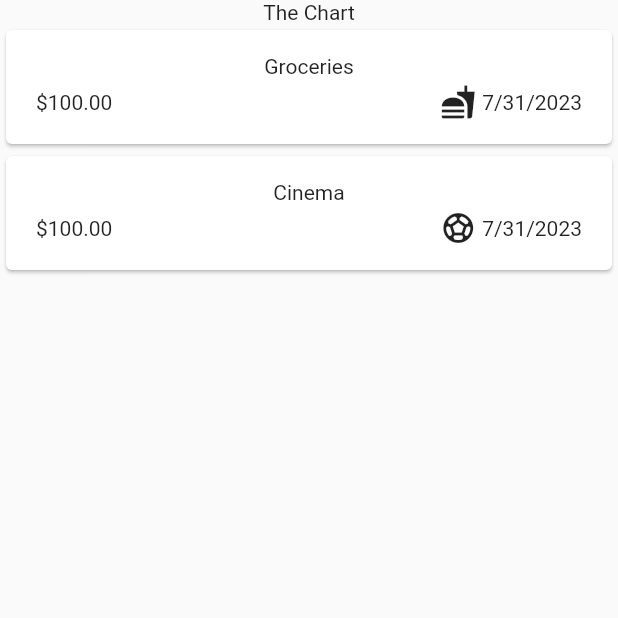
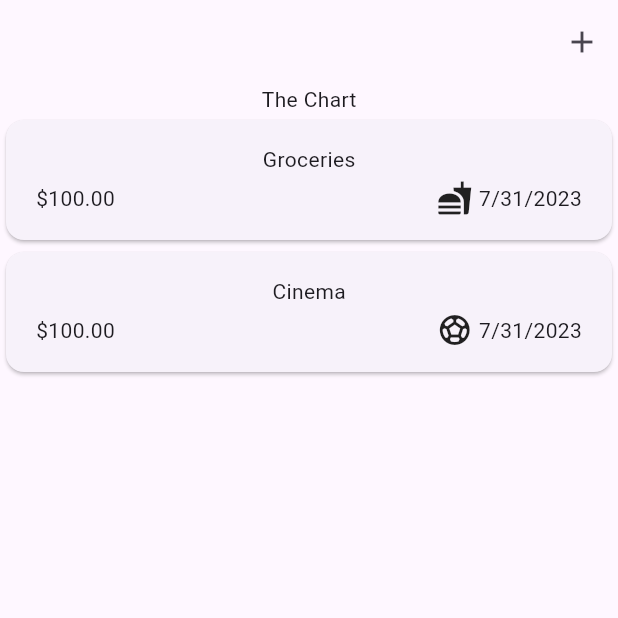
Before and after one commit to rasikasrimal/ExpenseManager, a Flutter app: the screen it shows after launch, on a phone screen of 412 x 824 dp, the top half of it. Run offline on Flutter 3.47's test engine with Material 2 defaults, Android fonts, the phone set to English and light mode, and no system bars.

Commit message:
changed theme -> Material3

```diff
--- a/lib/main.dart
+++ b/lib/main.dart
@@ -3,8 +3,9 @@ import 'package:expense_manager/widgets/expenses.dart';
 
 void main() {
   runApp(
-    const MaterialApp(
-      home: Expenses(),
+    MaterialApp(
+      theme: ThemeData(useMaterial3: true),
+      home: const Expenses(),
     ),
   );
 }
--- a/lib/widgets/expenses.dart
+++ b/lib/widgets/expenses.dart
@@ -28,6 +28,14 @@ class _ExpensesState extends State<Expenses> {
   @override
   Widget build(BuildContext context) {
     return Scaffold(
+      appBar: AppBar(
+        actions: [
+          IconButton(
+            onPressed: () {},
+            icon: const Icon(Icons.add),
+          )
+        ],
+      ),
       body: Column(children: [
         const Text('The Chart'),
         Expanded(child: ExpenseList(expenses: _registeredExpenses))
```
